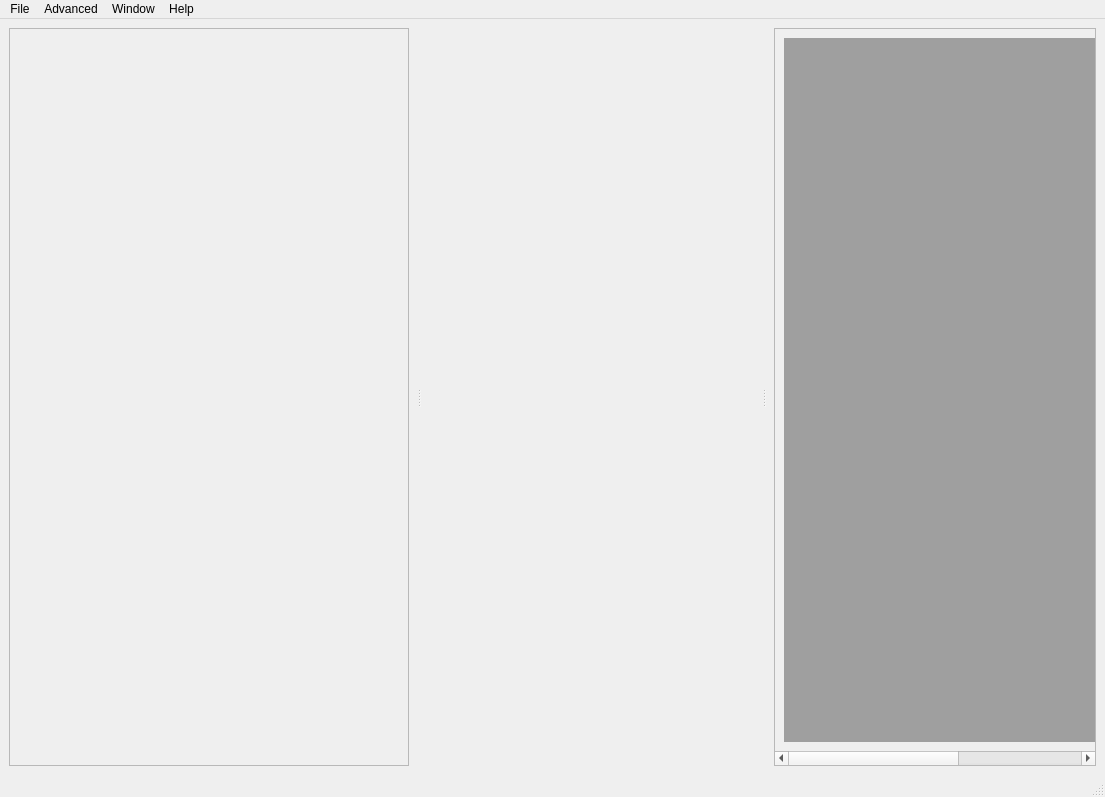
First picture: the form in base_app/base_microscope_app_mdi.ui, repository ScopeFoundry/ScopeFoundry, before the edit.
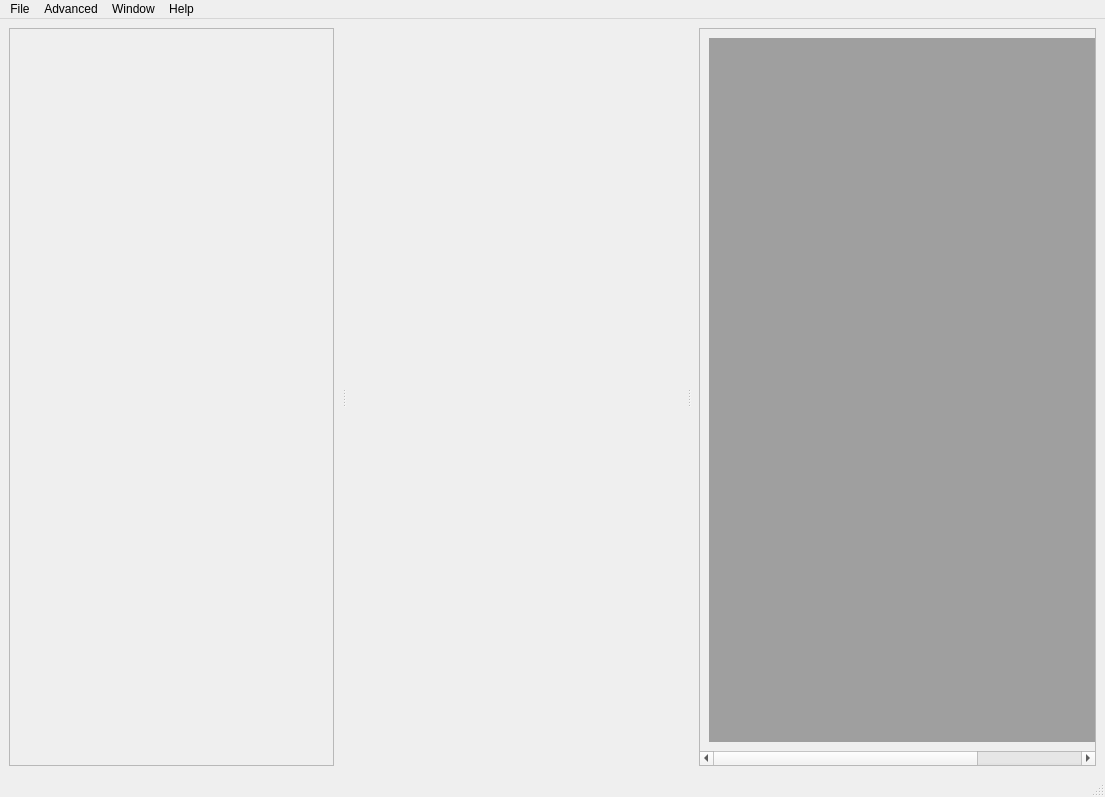
Second picture: the form after the edit. Icons and pictures are not drawn.

Commit message: [favorites widget] now integrated to quickbar. Hides if empty or no quickbar was added.

Diff of the .ui file:
```diff
--- a/base_app/base_microscope_app_mdi.ui
+++ b/base_app/base_microscope_app_mdi.ui
@@ -46,9 +46,15 @@
        <bool>true</bool>
       </property>
       <widget class="QScrollArea" name="quickaccess_scrollArea">
+       <property name="sizePolicy">
+        <sizepolicy hsizetype="Minimum" vsizetype="Expanding">
+         <horstretch>0</horstretch>
+         <verstretch>0</verstretch>
+        </sizepolicy>
+       </property>
        <property name="minimumSize">
         <size>
-         <width>400</width>
+         <width>325</width>
          <height>0</height>
         </size>
        </property>
@@ -60,11 +66,25 @@
          <rect>
           <x>0</x>
           <y>0</y>
-          <width>398</width>
-          <height>734</height>
+          <width>323</width>
+          <height>744</height>
          </rect>
         </property>
-        <layout class="QVBoxLayout" name="quickaccess_layout"/>
+        <layout class="QVBoxLayout" name="quickaccess_layout">
+         <item>
+          <spacer name="verticalSpacer">
+           <property name="orientation">
+            <enum>Qt::Orientation::Vertical</enum>
+           </property>
+           <property name="sizeHint" stdset="0">
+            <size>
+             <width>20</width>
+             <height>40</height>
+            </size>
+           </property>
+          </spacer>
+         </item>
+        </layout>
        </widget>
       </widget>
       <widget class="QWidget" name="lq_trees_widget" native="true">
@@ -97,8 +117,8 @@
          <rect>
           <x>0</x>
           <y>0</y>
-          <width>1298</width>
-          <height>738</height>
+          <width>1292</width>
+          <height>734</height>
          </rect>
         </property>
         <layout class="QVBoxLayout" name="verticalLayout">
```
Left out of the diff: 2 changed lines with no effect on the pictures. The commit also changes 2 other files.
